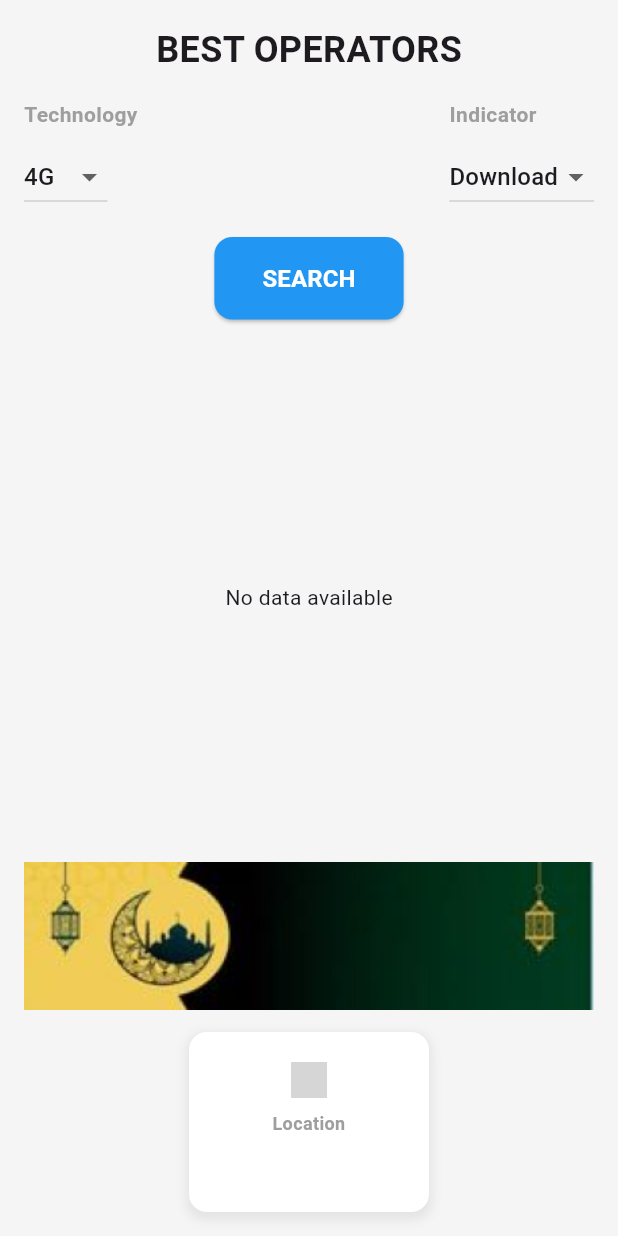
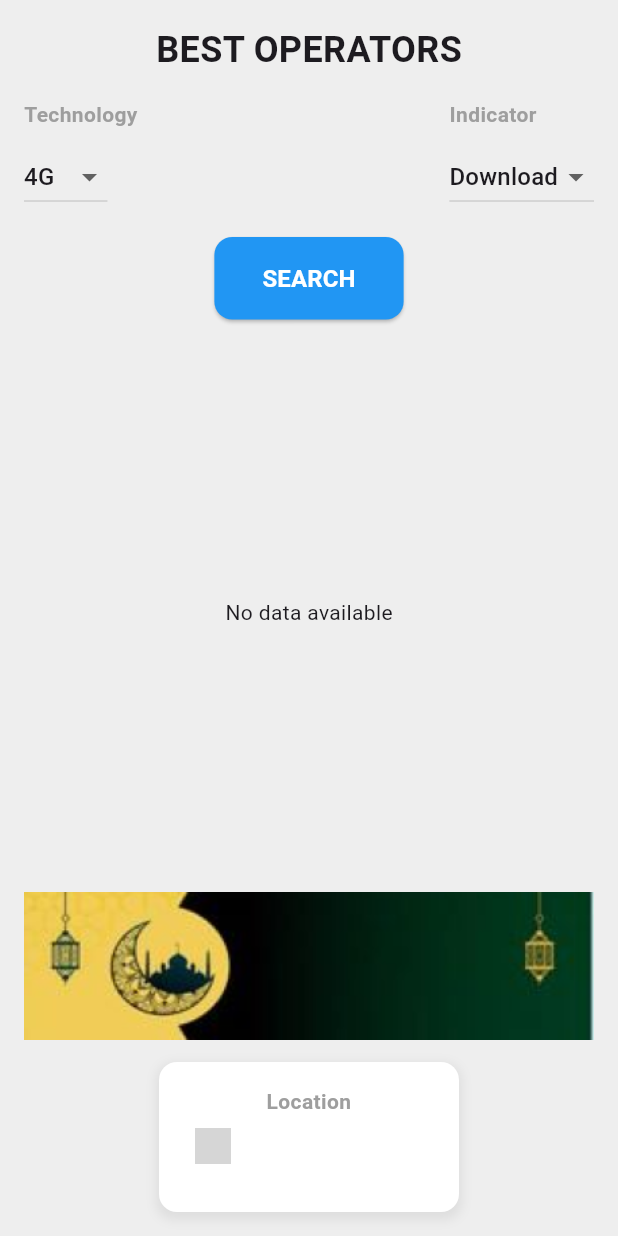
Before and after one commit to Mohamed23012/23012med, a Flutter app: the SearchScreen screen opened directly, on a phone screen of 412 x 824 dp. Run offline on Flutter 3.47's test engine with Material 3 defaults, Android fonts, the phone set to English and light mode, and no system bars; our stand-ins replace connectivity_plus, device_info_plus, fl_chart, geocoding, geolocator, shared_preferences and 1 more; missing offline and left inert: dart_ping, flutter_internet_signal, flutter_internet_speed_test, network_info_plus, speed_test_dart, telephony; accounts and stored records are empty; network calls fail; grey boxes are pictures that could not be loaded.

Commit message:
correct design

```diff
--- a/lib/screens/history_screen.dart
+++ b/lib/screens/history_screen.dart
@@ -1,6 +1,6 @@
 import 'dart:convert';
 import 'package:flutter/material.dart';
-import 'package:internet/screens/TestFinished.dart';
+//import 'package:internet/screens/TestFinished.dart';
 import 'package:internet/services/network_provider.dart';
 import 'package:http/http.dart' as http;
 import 'package:provider/provider.dart';
--- a/lib/screens/search_screen.dart
+++ b/lib/screens/search_screen.dart
@@ -71,7 +71,7 @@ class _SearchScreenState extends State<SearchScreen> {
     final networkProvider = Provider.of<NetworkProvider>(context, listen: false);
 
     return Scaffold(
-      backgroundColor: Colors.grey[100],
+      backgroundColor: Colors.grey[200],
       body: SafeArea(
         child: Padding(
           padding: const EdgeInsets.all(16.0),
@@ -336,8 +336,8 @@ Widget _buildNetworkCarde({
 }) {
   return Center(
     child: Container(
-      width: 160,
-      height: 120,
+      width: 200,
+      height: 100,
       margin: const EdgeInsets.symmetric(horizontal: 8),
       padding: const EdgeInsets.all(16),
       decoration: BoxDecoration(
@@ -353,30 +353,35 @@ Widget _buildNetworkCarde({
         ],
       ),
       child: Column(
-        mainAxisAlignment: MainAxisAlignment.center,
+        mainAxisAlignment: MainAxisAlignment.start,
         children: [
-          icon,
-          const SizedBox(height: 8),
           Text(
             label,
             style: const TextStyle(
-              fontSize: 12,
+              fontSize: 14,
               fontWeight: FontWeight.bold,
               color: Colors.grey,
             ),
             textAlign: TextAlign.center,
           ),
           const SizedBox(height: 8),
+          Row(
+            crossAxisAlignment: CrossAxisAlignment.center,
+            children: [
+              const SizedBox(width: 8),
+              icon,
               Text(
                 value,
                 style: const TextStyle(
-              fontSize: 16,
+                  fontSize: 14,
                   fontWeight: FontWeight.bold,
                   color: Colors.black,
                 ),
                 textAlign: TextAlign.center,
               ),
             ],
+          )
+        ],
       ),
     ),
   );
```
Also changed, not shown: lib/screens/TestFinished.dart (+16 -11 lines), lib/screens/plaints.dart (+10 -31 lines). Lines whose indentation alone changed are shown as unchanged.
